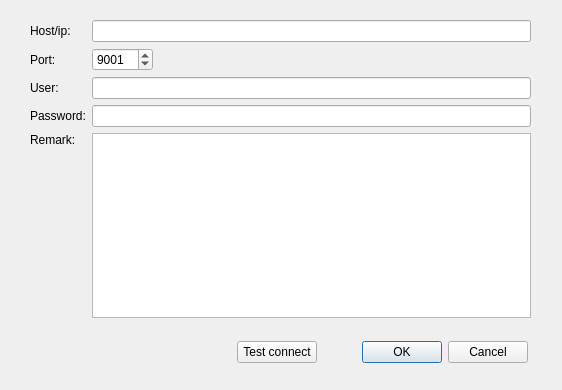
fasiondog/hikyuu, file hikyuu/admin/dialog/Ui_HkuEditSessionDialog.ui: the form before one commit.
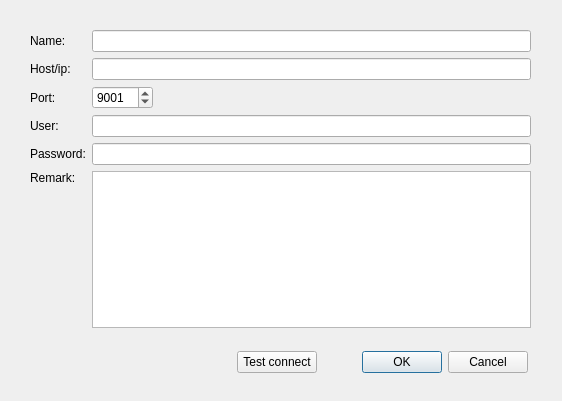
The form after the commit.

The edit to the form file:
```diff
--- a/hikyuu/admin/dialog/Ui_HkuEditSessionDialog.ui
+++ b/hikyuu/admin/dialog/Ui_HkuEditSessionDialog.ui
@@ -7,7 +7,7 @@
     <x>0</x>
     <y>0</y>
     <width>562</width>
-    <height>390</height>
+    <height>401</height>
    </rect>
   </property>
   <property name="windowTitle">
@@ -17,34 +17,88 @@
    <property name="geometry">
     <rect>
      <x>30</x>
-     <y>20</y>
+     <y>30</y>
      <width>501</width>
      <height>298</height>
     </rect>
    </property>
    <layout class="QGridLayout" name="gridLayout">
-    <item row="0" column="0">
+    <item row="4" column="1" colspan="2">
+     <widget class="QLineEdit" name="password_lineEdit">
+      <property name="maxLength">
+       <number>64</number>
+      </property>
+      <property name="echoMode">
+       <enum>QLineEdit::Password</enum>
+      </property>
+      <property name="placeholderText">
+       <string/>
+      </property>
+     </widget>
+    </item>
+    <item row="3" column="0">
+     <widget class="QLabel" name="user_label">
+      <property name="text">
+       <string>User:</string>
+      </property>
+     </widget>
+    </item>
+    <item row="1" column="1" colspan="2">
+     <widget class="QLineEdit" name="host_lineEdit">
+      <property name="maxLength">
+       <number>39</number>
+      </property>
+     </widget>
+    </item>
+    <item row="3" column="1" colspan="2">
+     <widget class="QLineEdit" name="user_lineEdit">
+      <property name="maxLength">
+       <number>64</number>
+      </property>
+     </widget>
+    </item>
+    <item row="4" column="0">
+     <widget class="QLabel" name="password_label">
+      <property name="text">
+       <string>Password:</string>
+      </property>
+     </widget>
+    </item>
+    <item row="1" column="0">
      <widget class="QLabel" name="host_label">
       <property name="text">
        <string>Host/ip:</string>
       </property>
      </widget>
     </item>
-    <item row="0" column="1" colspan="2">
-     <widget class="QLineEdit" name="ip_lineEdit">
-      <property name="maxLength">
-       <number>100</number>
-      </property>
-     </widget>
-    </item>
-    <item row="1" column="0">
+    <item row="2" column="0">
      <widget class="QLabel" name="port_label">
       <property name="text">
        <string>Port:</string>
       </property>
      </widget>
     </item>
-    <item row="1" column="1">
+    <item row="2" column="2">
+     <spacer name="horizontalSpacer">
+      <property name="orientation">
+       <enum>Qt::Horizontal</enum>
+      </property>
+      <property name="sizeHint" stdset="0">
+       <size>
+        <width>218</width>
+        <height>20</height>
+       </size>
+      </property>
+     </spacer>
+    </item>
+    <item row="0" column="0">
+     <widget class="QLabel" name="label">
+      <property name="text">
+       <string>Name:</string>
+      </property>
+     </widget>
+    </item>
+    <item row="2" column="1">
      <widget class="QSpinBox" name="port_spinBox">
       <property name="maximum">
        <number>65535</number>
@@ -54,54 +108,14 @@
       </property>
      </widget>
     </item>
-    <item row="1" column="2">
-     <spacer name="horizontalSpacer">
-      <property name="orientation">
-       <enum>Qt::Horizontal</enum>
+    <item row="5" column="1" colspan="2">
+     <widget class="QTextEdit" name="remark_textEdit">
+      <property name="acceptRichText">
+       <bool>false</bool>
       </property>
-      <property name="sizeHint" stdset="0">
-       <size>
-        <width>218</width>
-        <height>20</height>
-       </size>
-      </property>
-     </spacer>
-    </item>
-    <item row="2" column="0">
-     <widget class="QLabel" name="user_label">
-      <property name="text">
-       <string>User:</string>
-      </property>
      </widget>
     </item>
-    <item row="2" column="1" colspan="2">
-     <widget class="QLineEdit" name="user_lineEdit">
-      <property name="maxLength">
-       <number>100</number>
-      </property>
-     </widget>
-    </item>
-    <item row="3" column="0">
-     <widget class="QLabel" name="password_label">
-      <property name="text">
-       <string>Password:</string>
-      </property>
-     </widget>
-    </item>
-    <item row="3" column="1" colspan="2">
-     <widget class="QLineEdit" name="password_lineEdit">
-      <property name="maxLength">
-       <number>100</number>
-      </property>
-      <property name="echoMode">
-       <enum>QLineEdit::Password</enum>
-      </property>
-      <property name="placeholderText">
-       <string/>
-      </property>
-     </widget>
-    </item>
-    <item row="4" column="0">
+    <item row="5" column="0">
      <widget class="QLabel" name="remark_label">
       <property name="text">
        <string>Remark:</string>
@@ -111,8 +125,12 @@
       </property>
      </widget>
     </item>
-    <item row="4" column="1" colspan="2">
-     <widget class="QTextEdit" name="remark_textEdit"/>
+    <item row="0" column="1" colspan="2">
+     <widget class="QLineEdit" name="name_lineEdit">
+      <property name="maxLength">
+       <number>64</number>
+      </property>
+     </widget>
     </item>
    </layout>
   </widget>
@@ -120,7 +138,7 @@
    <property name="geometry">
     <rect>
      <x>237</x>
-     <y>340</y>
+     <y>350</y>
      <width>291</width>
      <height>25</height>
     </rect>
```
Left out of the diff: 9 changed lines with no effect on the pictures.
